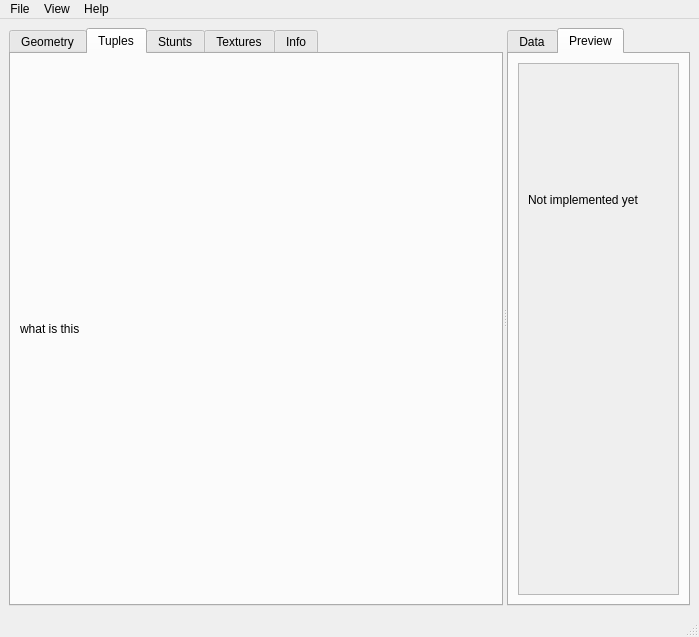
Above: TrackEditor/MainWindow.ui from Zizin13/Roller before the change. Below: the same form after it.
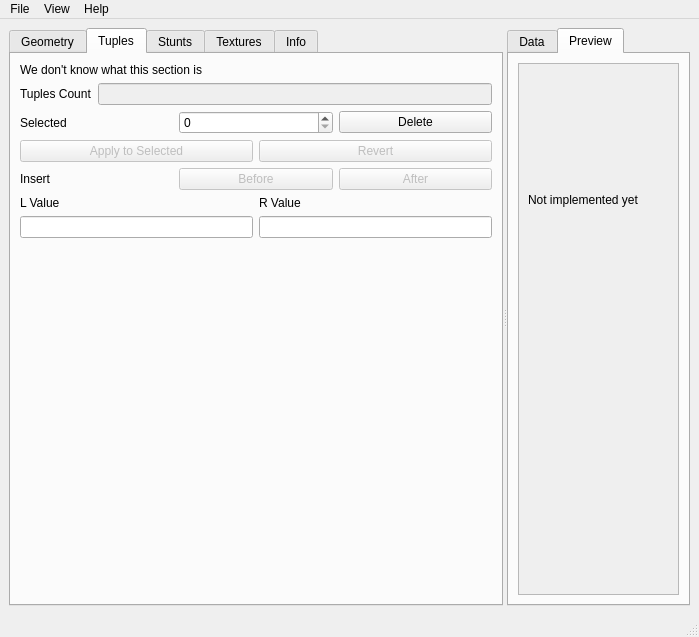
That is the form after the change. The open tabs and pages were chosen to show the change. Icons and pictures are not drawn.

Commit message: adding editing of unknown map (dubbed "tuples" on ovg wiki)

What changed in the file:
```diff
--- a/TrackEditor/MainWindow.ui
+++ b/TrackEditor/MainWindow.ui
@@ -958,10 +958,150 @@
          <item>
           <widget class="QLabel" name="label_4">
            <property name="text">
-            <string>what is this</string>
+            <string>We don't know what this section is</string>
            </property>
           </widget>
          </item>
+         <item>
+          <layout class="QHBoxLayout" name="horizontalLayout_4">
+           <item>
+            <widget class="QLabel" name="lblTuplesCount">
+             <property name="text">
+              <string>Tuples Count</string>
+             </property>
+            </widget>
+           </item>
+           <item>
+            <widget class="QLineEdit" name="leTuplesCount">
+             <property name="enabled">
+              <bool>false</bool>
+             </property>
+             <property name="readOnly">
+              <bool>true</bool>
+             </property>
+            </widget>
+           </item>
+          </layout>
+         </item>
+         <item>
+          <layout class="QHBoxLayout" name="horizontalLayout_7">
+           <item>
+            <widget class="QLabel" name="lblSelectedTuple">
+             <property name="text">
+              <string>Selected</string>
+             </property>
+            </widget>
+           </item>
+           <item>
+            <widget class="QSpinBox" name="sbSelectedTuple"/>
+           </item>
+           <item>
+            <widget class="QPushButton" name="pbDeleteTuple">
+             <property name="text">
+              <string>Delete</string>
+             </property>
+            </widget>
+           </item>
+          </layout>
+         </item>
+         <item>
+          <layout class="QHBoxLayout" name="horizontalLayout_8">
+           <item>
+            <widget class="QPushButton" name="pbApplyTuple">
+             <property name="enabled">
+              <bool>false</bool>
+             </property>
+             <property name="text">
+              <string>Apply to Selected</string>
+             </property>
+            </widget>
+           </item>
+           <item>
+            <widget class="QPushButton" name="pbRevertTuple">
+             <property name="enabled">
+              <bool>false</bool>
+             </property>
+             <property name="text">
+              <string>Revert</string>
+             </property>
+            </widget>
+           </item>
+          </layout>
+         </item>
+         <item>
+          <layout class="QHBoxLayout" name="horizontalLayout_9">
+           <item>
+            <widget class="QLabel" name="lblInsertTuple">
+             <property name="text">
+              <string>Insert</string>
+             </property>
+            </widget>
+           </item>
+           <item>
+            <widget class="QPushButton" name="pbTupleInsertBefore">
+             <property name="enabled">
+              <bool>false</bool>
+             </property>
+             <property name="toolTip">
+              <string>must set all values marked as &lt;mixed&gt;</string>
+             </property>
+             <property name="text">
+              <string>Before</string>
+             </property>
+            </widget>
+           </item>
+           <item>
+            <widget class="QPushButton" name="pbTupleInsertAfter">
+             <property name="enabled">
+              <bool>false</bool>
+             </property>
+             <property name="toolTip">
+              <string>must set all values marked as &lt;mixed&gt;</string>
+             </property>
+             <property name="text">
+              <string>After</string>
+             </property>
+            </widget>
+           </item>
+          </layout>
+         </item>
+         <item>
+          <layout class="QGridLayout" name="gridLayout">
+           <item row="0" column="0">
+            <widget class="QLabel" name="lblLVal">
+             <property name="text">
+              <string>L Value</string>
+             </property>
+            </widget>
+           </item>
+           <item row="0" column="1">
+            <widget class="QLabel" name="lblRVal">
+             <property name="text">
+              <string>R Value</string>
+             </property>
+            </widget>
+           </item>
+           <item row="1" column="0">
+            <widget class="QLineEdit" name="leLVal"/>
+           </item>
+           <item row="1" column="1">
+            <widget class="QLineEdit" name="leRVal"/>
+           </item>
+          </layout>
+         </item>
+         <item>
+          <spacer name="verticalSpacer">
+           <property name="orientation">
+            <enum>Qt::Vertical</enum>
+           </property>
+           <property name="sizeHint" stdset="0">
+            <size>
+             <width>20</width>
+             <height>40</height>
+            </size>
+           </property>
+          </spacer>
+         </item>
         </layout>
        </widget>
        <widget class="QWidget" name="tab_5">
```
Left out of the diff: 6 changed lines with no effect on the pictures. The commit also changes 4 other files.
